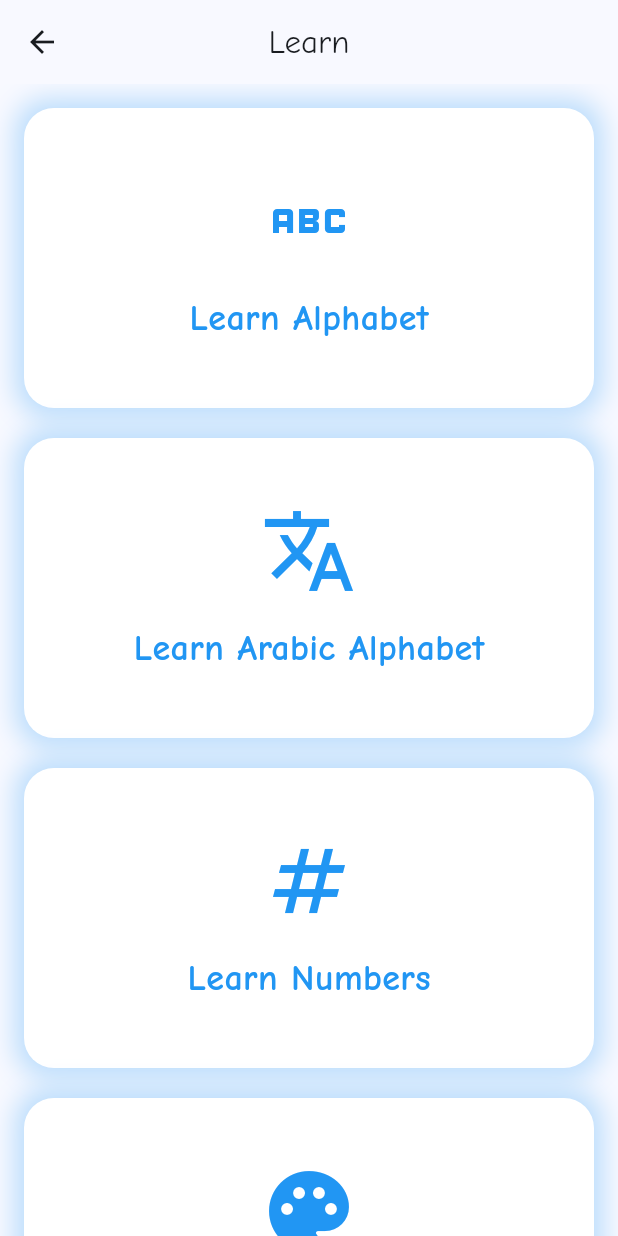
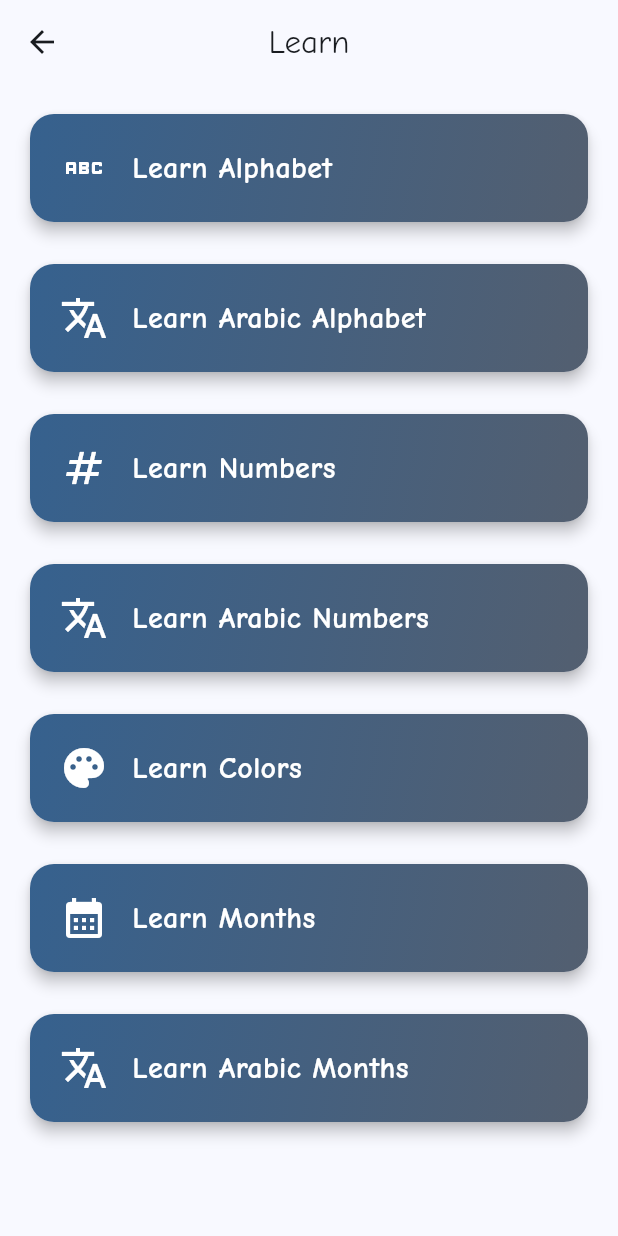
Before and after one commit to AbdallahZidano/Kids-App, a Flutter app: the LearnScreen screen opened directly, on a phone screen of 412 x 824 dp. Run offline on Flutter 3.47's test engine with Material 3 defaults, Android fonts, the light colour scheme and no system bars; our stand-ins replace flutter_tts, shared_preferences, sqflite, video_player; accounts and stored records are empty.

Commit message:
create learn arabic numbers and months ✅

```diff
--- a/lib/main.dart
+++ b/lib/main.dart
@@ -4,6 +4,8 @@ import 'package:provider/provider.dart';
 
 import 'providers/alphabet_provider.dart';
 import 'providers/arabic_alphabet_provider.dart';
+import 'providers/arabic_month_provider.dart';
+import 'providers/arabic_number_provider.dart';
 import 'providers/auth_provider.dart';
 import 'providers/color_provider.dart';
 import 'providers/game_provider.dart';
@@ -36,6 +38,8 @@ class MyApp extends StatelessWidget {
         ChangeNotifierProvider(create: (_) => MonthProvider()),
         ChangeNotifierProvider(create: (_) => AuthProvider()),
         ChangeNotifierProvider(create: (_) => ArabicAlphabetProvider()),
+        ChangeNotifierProvider(create: (_) => ArabicNumberProvider()),
+        ChangeNotifierProvider(create: (_) => ArabicMonthProvider()),
       ],
       child: MaterialApp(
         title: 'Kids Learning',
--- /dev/null
+++ b/lib/models/arabic_month_model.dart
@@ -0,0 +1,21 @@
+class ArabicMonthModel {
+  final String month;
+  final String name;
+
+  const ArabicMonthModel({required this.month, required this.name});
+
+  static List<ArabicMonthModel> months = [
+    const ArabicMonthModel(month: '١', name: 'يناير'),
+    const ArabicMonthModel(month: '٢', name: 'فبراير'),
+    const ArabicMonthModel(month: '٣', name: 'مارس'),
+    const ArabicMonthModel(month: '٤', name: 'أبريل'),
+    const ArabicMonthModel(month: '٥', name: 'مايو'),
+    const ArabicMonthModel(month: '٦', name: 'يونيو'),
+    const ArabicMonthModel(month: '٧', name: 'يوليو'),
+    const ArabicMonthModel(month: '٨', name: 'أغسطس'),
+    const ArabicMonthModel(month: '٩', name: 'سبتمبر'),
+    const ArabicMonthModel(month: '١٠', name: 'أكتوبر'),
+    const ArabicMonthModel(month: '١١', name: 'نوفمبر'),
+    const ArabicMonthModel(month: '١٢', name: 'ديسمبر'),
+  ];
+}
--- /dev/null
+++ b/lib/models/arabic_number_model.dart
@@ -0,0 +1,110 @@
+class ArabicNumberModel {
+  final String number;
+  final String word;
+
+  const ArabicNumberModel({required this.number, required this.word});
+
+  static List<ArabicNumberModel> numbers = [
+    const ArabicNumberModel(number: '٠', word: 'صفر'),
+    const ArabicNumberModel(number: '١', word: 'واحد'),
+    const ArabicNumberModel(number: '٢', word: 'اثنان'),
+    const ArabicNumberModel(number: '٣', word: 'ثلاثة'),
+    const ArabicNumberModel(number: '٤', word: 'أربعة'),
+    const ArabicNumberModel(number: '٥', word: 'خمسة'),
+    const ArabicNumberModel(number: '٦', word: 'ستة'),
+    const ArabicNumberModel(number: '٧', word: 'سبعة'),
+    const ArabicNumberModel(number: '٨', word: 'ثمانية'),
+    const ArabicNumberModel(number: '٩', word: 'تسعة'),
+    const ArabicNumberModel(number: '١٠', word: 'عشرة'),
+    const ArabicNumberModel(number: '١١', word: 'أحد عشر'),
+    const ArabicNumberModel(number: '١٢', word: 'اثنا عشر'),
+    const ArabicNumberModel(number: '١٣', word: 'ثلاثة عشر'),
+    const ArabicNumberModel(number: '١٤', word: 'أربعة عشر'),
+    const ArabicNumberModel(number: '١٥', word: 'خمسة عشر'),
+    const ArabicNumberModel(number: '١٦', word: 'ستة عشر'),
+    const ArabicNumberModel(number: '١٧', word: 'سبعة عشر'),
+    const ArabicNumberModel(number: '١٨', word: 'ثمانية عشر'),
+    const ArabicNumberModel(number: '١٩', word: 'تسعة عشر'),
+    const ArabicNumberModel(number: '٢٠', word: 'عشرون'),
+    const ArabicNumberModel(number: '٢١', word: 'واحد وعشرون'),
+    const ArabicNumberModel(number: '٢٢', word: 'اثنان وعشرون'),
+    const ArabicNumberModel(number: '٢٣', word: 'ثلاثة وعشرون'),
+    const ArabicNumberModel(number: '٢٤', word: 'أربعة وعشرون'),
+    const ArabicNumberModel(number: '٢٥', word: 'خمسة وعشرون'),
+    const ArabicNumberModel(number: '٢٦', word: 'ستة وعشرون'),
+    const ArabicNumberModel(number: '٢٧', word: 'سبعة وعشرون'),
+    const ArabicNumberModel(number: '٢٨', word: 'ثمانية وعشرون'),
+    const ArabicNumberModel(number: '٢٩', word: 'تسعة وعشرون'),
+    const ArabicNumberModel(number: '٣٠', word: 'ثلاثون'),
+    const ArabicNumberModel(number: '٣١', word: 'واحد وثلاثون'),
+    const ArabicNumberModel(number: '٣٢', word: 'اثنان وثلاثون'),
+    const ArabicNumberModel(number: '٣٣', word: 'ثلاثة وثلاثون'),
+    const ArabicNumberModel(number: '٣٤', word: 'أربعة وثلاثون'),
+    const ArabicNumberModel(number: '٣٥', word: 'خمسة وثلاثون'),
+    const ArabicNumberModel(number: '٣٦', word: 'ستة وثلاثون'),
+    const ArabicNumberModel(number: '٣٧', word: 'سبعة وثلاثون'),
+    const ArabicNumberModel(number: '٣٨', word: 'ثمانية وثلاثون'),
+    const ArabicNumberModel(number: '٣٩', word: 'تسعة وثلاثون'),
+    const ArabicNumberModel(number: '٤٠', word: 'أربعون'),
+    const ArabicNumberModel(number: '٤١', word: 'واحد وأربعون'),
+    const ArabicNumberModel(number: '٤٢', word: 'اثنان وأربعون'),
+    const ArabicNumberModel(number: '٤٣', word: 'ثلاثة وأربعون'),
+    const ArabicNumberModel(number: '٤٤', word: 'أربعة وأربعون'),
+    const ArabicNumberModel(number: '٤٥', word: 'خمسة وأربعون'),
+    const ArabicNumberModel(number: '٤٦', word: 'ستة وأربعون'),
+    const ArabicNumberModel(number: '٤٧', word: 'سبعة وأربعون'),
+    const ArabicNumberModel(number: '٤٨', word: 'ثمانية وأربعون'),
+    const ArabicNumberModel(number: '٤٩', word: 'تسعة وأربعون'),
+    const ArabicNumberModel(number: '٥٠', word: 'خمسون'),
+    const ArabicNumberModel(number: '٥١', word: 'واحد وخمسون'),
+    const ArabicNumberModel(number: '٥٢', word: 'اثنان وخمسون'),
+    const ArabicNumberModel(number: '٥٣', word: 'ثلاثة وخمسون'),
+    const ArabicNumberModel(number: '٥٤', word: 'أربعة وخمسون'),
+    const ArabicNumberModel(number: '٥٥', word: 'خمسة وخمسون'),
+    const ArabicNumberModel(number: '٥٦', word: 'ستة وخمسون'),
+    const ArabicNumberModel(number: '٥٧', word: 'سبعة وخمسون'),
+    const ArabicNumberModel(number: '٥٨', word: 'ثمانية وخمسون'),
+    const ArabicNumberModel(number: '٥٩', word: 'تسعة وخمسون'),
+    const ArabicNumberModel(number: '٦٠', word: 'ستون'),
+    const ArabicNumberModel(number: '٦١', word: 'واحد وستون'),
+    const ArabicNumberModel(number: '٦٢', word: 'اثنان وستون'),
+    const ArabicNumberModel(number: '٦٣', word: 'ثلاثة وستون'),
+    const ArabicNumberModel(number: '٦٤', word: 'أربعة وستون'),
+    const ArabicNumberModel(number: '٦٥', word: 'خمسة وستون'),
+    const ArabicNumberModel(number: '٦٦', word: 'ستة وستون'),
+    const ArabicNumberModel(number: '٦٧', word: 'سبعة وستون'),
+    const ArabicNumberModel(number: '٦٨', word: 'ثمانية وستون'),
+    const ArabicNumberModel(number: '٦٩', word: 'تسعة وستون'),
+    const ArabicNumberModel(number: '٧٠', word: 'سبعون'),
+    const ArabicNumberModel(number: '٧١', word: 'واحد وسبعون'),
+    const ArabicNumberModel(number: '٧٢', word: 'اثنان وسبعون'),
+    const ArabicNumberModel(number: '٧٣', word: 'ثلاثة وسبعون'),
+    const ArabicNumberModel(number: '٧٤', word: 'أربعة وسبعون'),
+    const ArabicNumberModel(number: '٧٥', word: 'خمسة وسبعون'),
+    const ArabicNumberModel(number: '٧٦', word: 'ستة وسبعون'),
+    const ArabicNumberModel(number: '٧٧', word: 'سبعة وسبعون'),
+    const ArabicNumberModel(number: '٧٨', word: 'ثمانية وسبعون'),
+    const ArabicNumberModel(number: '٧٩', word: 'تسعة وسبعون'),
+    const ArabicNumberModel(number: '٨٠', word: 'ثمانون'),
+    const ArabicNumberModel(number: '٨١', word: 'واحد وثمانون'),
+    const ArabicNumberModel(number: '٨٢', word: 'اثنان وثمانون'),
+    const ArabicNumberModel(number: '٨٣', word: 'ثلاثة وثمانون'),
+    const ArabicNumberModel(number: '٨٤', word: 'أربعة وثمانون'),
+    const ArabicNumberModel(number: '٨٥', word: 'خمسة وثمانون'),
+    const ArabicNumberModel(number: '٨٦', word: 'ستة وثمانون'),
+    const ArabicNumberModel(number: '٨٧', word: 'سبعة وثمانون'),
+    const ArabicNumberModel(number: '٨٨', word: 'ثمانية وثمانون'),
+    const ArabicNumberModel(number: '٨٩', word: 'تسعة وثمانون'),
+    const ArabicNumberModel(number: '٩٠', word: 'تسعون'),
+    const ArabicNumberModel(number: '٩١', word: 'واحد وتسعون'),
+    const ArabicNumberModel(number: '٩٢', word: 'اثنان وتسعون'),
+    const ArabicNumberModel(number: '٩٣', word: 'ثلاثة وتسعون'),
+    const ArabicNumberModel(number: '٩٤', word: 'أربعة وتسعون'),
+    const ArabicNumberModel(number: '٩٥', word: 'خمسة وتسعون'),
+    const ArabicNumberModel(number: '٩٦', word: 'ستة وتسعون'),
+    const ArabicNumberModel(number: '٩٧', word: 'سبعة وتسعون'),
+    const ArabicNumberModel(number: '٩٨', word: 'ثمانية وتسعون'),
+    const ArabicNumberModel(number: '٩٩', word: 'تسعة وتسعون'),
+    const ArabicNumberModel(number: '١٠٠', word: 'مائة'),
+  ];
+}
--- a/lib/screens/arabic_alphabet_screen.dart
+++ b/lib/screens/arabic_alphabet_screen.dart
@@ -11,7 +11,7 @@ class ArabicAlphabetScreen extends StatelessWidget {
   Widget build(BuildContext context) {
     return Scaffold(
       appBar: AppBar(
-        title: const Text('Learn Arabic Alphabet'),
+        title: const Text('تعلم الحروف العربية'),
         centerTitle: true,
       ),
       body: Consumer<ArabicAlphabetProvider>(
--- a/lib/screens/learn_screen.dart
+++ b/lib/screens/learn_screen.dart
@@ -1,6 +1,8 @@
 import 'package:flutter/material.dart';
 import 'package:kids_learning/screens/alphabet_screen.dart';
 import 'package:kids_learning/screens/arabic_alphabet_screen.dart';
+import 'package:kids_learning/screens/arabic_month_screen.dart';
+import 'package:kids_learning/screens/arabic_number_screen.dart';
 import 'package:kids_learning/screens/color_learning_screen.dart';
 import 'package:kids_learning/screens/month_screen.dart';
 import 'package:kids_learning/screens/number_screen.dart';
@@ -54,6 +56,18 @@ class LearnScreen extends StatelessWidget {
               const SizedBox(height: 20),
               _buildActivityButton(
                 context,
+                'Learn Arabic Numbers',
+                Icons.translate,
+                () => Navigator.push(
+                  context,
+                  MaterialPageRoute(
+                    builder: (context) => const ArabicNumberScreen(),
+                  ),
+                ),
+              ),
+              const SizedBox(height: 20),
+              _buildActivityButton(
+                context,
                 'Learn Colors',
                 Icons.palette,
                 () => Navigator.push(
@@ -73,6 +87,18 @@ class LearnScreen extends StatelessWidget {
                   MaterialPageRoute(builder: (context) => const MonthScreen()),
                 ),
               ),
+              const SizedBox(height: 20),
+              _buildActivityButton(
+                context,
+                'Learn Arabic Months',
+                Icons.translate,
+                () => Navigator.push(
+                  context,
+                  MaterialPageRoute(
+                    builder: (context) => const ArabicMonthScreen(),
+                  ),
+                ),
+              ),
             ],
           ),
         ),
@@ -84,38 +110,41 @@ class LearnScreen extends StatelessWidget {
     BuildContext context,
     String title,
     IconData icon,
-    VoidCallback onPressed,
+    VoidCallback onTap,
   ) {
-    return Container(
-      width: 200,
-      height: 200,
-      decoration: BoxDecoration(
-        color: Colors.white,
-        borderRadius: BorderRadius.circular(20),
-        boxShadow: [
-          BoxShadow(
-            color: Colors.blue.withOpacity(0.3),
-            blurRadius: 15,
-            spreadRadius: 5,
+    return Card(
+      elevation: 4,
+      shape: RoundedRectangleBorder(borderRadius: BorderRadius.circular(16)),
+      child: InkWell(
+        onTap: onTap,
+        borderRadius: BorderRadius.circular(16),
+        child: Container(
+          padding: const EdgeInsets.all(20),
+          decoration: BoxDecoration(
+            borderRadius: BorderRadius.circular(16),
+            gradient: LinearGradient(
+              begin: Alignment.topLeft,
+              end: Alignment.bottomRight,
+              colors: [
+                Theme.of(context).colorScheme.primary,
+                Theme.of(context).colorScheme.secondary,
+              ],
+            ),
           ),
-        ],
-      ),
-      child: Material(
-        color: Colors.transparent,
-        child: InkWell(
-          onTap: onPressed,
-          borderRadius: BorderRadius.circular(20),
-          child: Column(
-            mainAxisAlignment: MainAxisAlignment.center,
+          child: Row(
             children: [
-              Icon(icon, size: 64, color: Colors.blue),
-              const SizedBox(height: 16),
+              Icon(
+                icon,
+                size: 32,
+                color: Theme.of(context).colorScheme.onPrimary,
+              ),
+              const SizedBox(width: 16),
               Text(
                 title,
-                style: const TextStyle(
-                  fontSize: 24,
+                style: TextStyle(
+                  fontSize: 20,
                   fontWeight: FontWeight.bold,
-                  color: Colors.blue,
+                  color: Theme.of(context).colorScheme.onPrimary,
                 ),
               ),
             ],
```
Also changed, not shown: lib/providers/arabic_month_provider.dart (added, +51 -0 lines), lib/providers/arabic_number_provider.dart (added, +50 -0 lines), lib/screens/arabic_month_screen.dart (added, +103 -0 lines), lib/screens/arabic_number_screen.dart (added, +115 -0 lines).
